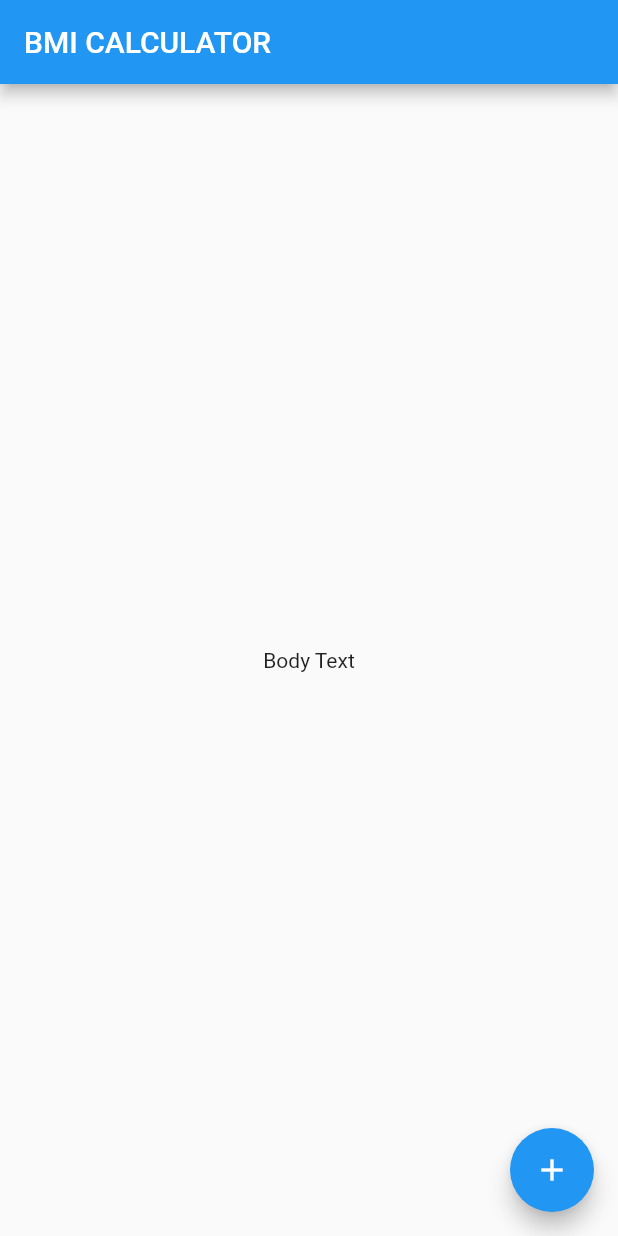
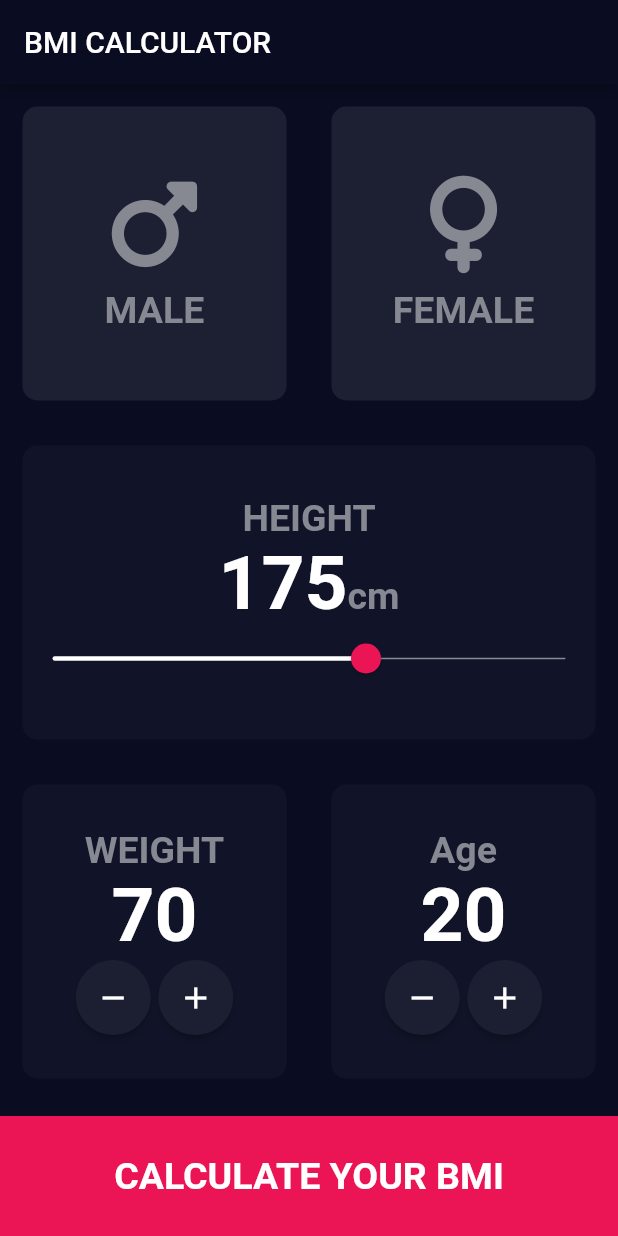
Before and after one commit to HeratUni-CS/bmi-calculator-Habibullah2000, a Flutter app: the screen it shows after launch, on a phone screen of 412 x 824 dp. Run offline on Flutter 3.47's test engine with Material 2 defaults, Android fonts, the light colour scheme and no system bars; our stand-ins replace font_awesome_flutter.

Commit message:
Commit-whol-project

```diff
--- /dev/null
+++ b/lib/Components/bottom_button.dart
@@ -0,0 +1,27 @@
+import 'package:flutter/material.dart';
+import '../constant.dart';
+
+class BottomButton extends StatelessWidget {
+  void Function() onPressed;
+  String label;
+
+  BottomButton({required this.onPressed, required this.label});
+  @override
+  Widget build(BuildContext context) {
+    return InkWell(
+      onTap: onPressed,
+      child: Container(
+        width: double.infinity,
+        height: 80,
+        color: kButtonContainerColor,
+        margin: EdgeInsets.only(top: 10),
+        child: Center(
+          child: Text(
+            label,
+            style: kLargeButtonStyle,
+          ),
+        ),
+      ),
+    );
+  }
+}
--- /dev/null
+++ b/lib/Components/icon_content.dart
@@ -0,0 +1,26 @@
+import 'package:flutter/material.dart';
+import '../constant.dart';
+
+class IconContent extends StatelessWidget {
+  final IconData iconData;
+  final String label;
+
+  IconContent({required this.iconData, required this.label});
+
+  @override
+  Widget build(BuildContext context) {
+    return Column(
+      mainAxisAlignment: MainAxisAlignment.center,
+      children: [
+        Icon(iconData, size: 65, color: Color(0xFF868892)),
+        SizedBox(
+          height: 10,
+        ),
+        Text(
+          label,
+          style: kLabelStyle,
+        ),
+      ],
+    );
+  }
+}
--- /dev/null
+++ b/lib/Components/reusable_widget.dart
@@ -0,0 +1,27 @@
+import 'package:flutter/material.dart';
+
+class ReusableWidget extends StatelessWidget {
+  ReusableWidget({required this.color, this.child, this.onPressed});
+
+  final Color color;
+  final Widget? child;
+  final void Function()? onPressed;
+
+  @override
+  Widget build(BuildContext context) {
+    return Expanded(
+      child: InkWell(
+        onTap: onPressed,
+        child: Container(
+          width: double.infinity,
+          margin: EdgeInsets.all(15),
+          decoration: BoxDecoration(
+            borderRadius: BorderRadius.circular(10),
+            color: color,
+          ),
+          child: child,
+        ),
+      ),
+    );
+  }
+}
--- /dev/null
+++ b/lib/Components/round_icon_button.dart
@@ -0,0 +1,21 @@
+import 'package:flutter/material.dart';
+
+class RoundIconButton extends StatelessWidget {
+  final IconData iconData;
+  final void Function() onPressed;
+  RoundIconButton({required this.iconData, required this.onPressed});
+
+  @override
+  Widget build(BuildContext context) {
+    return RawMaterialButton(
+      onPressed: onPressed,
+      fillColor: const Color(0xFF1C1F32),
+      shape: const CircleBorder(),
+      constraints: const BoxConstraints.tightFor(
+        width: 50.0,
+        height: 50.0,
+      ),
+      child: Icon(iconData),
+    );
+  }
+}
--- /dev/null
+++ b/lib/Screens/input_page.dart
@@ -0,0 +1,224 @@
+import 'dart:io';
+import 'package:bmi_claculatore/Screens/result_page.dart';
+import 'package:bmi_claculatore/bmi_brain.dart';
+import 'package:flutter/material.dart';
+import 'package:font_awesome_flutter/font_awesome_flutter.dart';
+import '../Components/icon_content.dart';
+import '../Components/reusable_widget.dart';
+import '../constant.dart';
+import '../Components/bottom_button.dart';
+import '../Components/round_icon_button.dart';
+
+enum Gender {
+  Male,
+  Female,
+}
+
+class InputPage extends StatefulWidget {
+  @override
+  State<InputPage> createState() => _InputPageState();
+}
+
+class _InputPageState extends State<InputPage> {
+  Gender? selectedGender;
+  int height = 175;
+  int weight = 70;
+  int age = 20;
+
+  @override
+  Widget build(BuildContext context) {
+    return Scaffold(
+      appBar: AppBar(
+        title: Text('BMI CALCULATOR'),
+      ),
+      body: Column(
+        children: [
+          Expanded(
+            child: Row(
+              children: [
+                ReusableWidget(
+                  onPressed: () {
+                    setState(() {
+                      selectedGender = Gender.Male;
+                    });
+                  },
+                  color: (selectedGender == Gender.Male)
+                      ? kActivCardColor
+                      : kInactiveCardColor,
+                  child: IconContent(
+                    iconData: FontAwesomeIcons.mars,
+                    label: 'MALE',
+                  ),
+                ),
+                ReusableWidget(
+                  onPressed: () {
+                    setState(() {
+                      selectedGender = Gender.Female;
+                    });
+                  },
+                  color: (selectedGender == Gender.Female)
+                      ? kActivCardColor
+                      : kInactiveCardColor,
+                  child: IconContent(
+                    iconData: FontAwesomeIcons.venus,
+                    label: 'FEMALE',
+                  ),
+                ),
+              ],
+            ),
+          ),
+          ReusableWidget(
+            child: Column(
+              mainAxisAlignment: MainAxisAlignment.center,
+              children: [
+                Text(
+                  'HEIGHT',
+                  style: kLabelStyle,
+                ),
+                Row(
+                  mainAxisAlignment: MainAxisAlignment.center,
+                  crossAxisAlignment: CrossAxisAlignment.baseline,
+                  textBaseline: TextBaseline.alphabetic,
+                  children: [
+                    Text(
+                      height.toString(),
+                      style: kNumberStyle,
+                    ),
+                    Text(
+                      'cm',
+                      style: kLabelStyle,
+                    ),
+                  ],
+                ),
+                SliderTheme(
+                  data: SliderThemeData(
+                    trackHeight: 1,
+                    thumbShape: RoundSliderThumbShape(enabledThumbRadius: 10),
+                    overlayShape: RoundSliderOverlayShape(overlayRadius: 20),
+                    activeTrackColor: Colors.white,
+                    inactiveTrackColor: Color(0xFF888993),
+                    thumbColor: Color(0XFFEB1555),
+                    overlayColor: Color(0x27EB1555),
+                  ),
+                  child: Slider(
+                    value: height.toDouble(),
+                    onChanged: (double value) {
+                      setState(() {
+                        height = value.round();
+                      });
+                    },
+                    min: 120,
+                    max: 210,
+                  ),
+                ),
+              ],
+            ),
+            color: kActivCardColor,
+          ),
+          Expanded(
+            child: Row(
+              children: [
+                ReusableWidget(
+                  color: kActivCardColor,
+                  child: Column(
+                    mainAxisAlignment: MainAxisAlignment.center,
+                    children: [
+                      Text(
+                        'WEIGHT',
+                        style: kLabelStyle,
+                      ),
+                      Text(
+                        weight.toString(),
+                        style: kNumberStyle,
+                      ),
+                      Row(
+                        mainAxisAlignment: MainAxisAlignment.center,
+                        children: [
+                          RoundIconButton(
+                            onPressed: () {
+                              setState(() {
+                                weight--;
+                              });
+                            },
+                            iconData: Icons.remove,
+                          ),
+                          SizedBox(
+                            width: 5,
+                          ),
+                          RoundIconButton(
+                              iconData: Icons.add,
+                              onPressed: () {
+                                setState(() {
+                                  weight++;
+                                });
+                              })
+                        ],
+                      ),
+                    ],
+                  ),
+                ),
+                ReusableWidget(
+                  child: Column(
+                    mainAxisAlignment: MainAxisAlignment.center,
+                    children: [
+                      Text(
+                        'Age',
+                        style: kLabelStyle,
+                      ),
+                      Text(
+                        age.toString(),
+                        style: kNumberStyle,
+                      ),
+                      Row(
+                        mainAxisAlignment: MainAxisAlignment.center,
+                        children: [
+                          RoundIconButton(
+                            onPressed: () {
+                              setState(() {
+                                age--;
+                              });
+                            },
+                            iconData: Icons.remove,
+                          ),
+                          SizedBox(
+                            width: 5,
+                          ),
+                          RoundIconButton(
+                              iconData: Icons.add,
+                              onPressed: () {
+                                setState(() {
+                                  age++;
+                                });
+                              })
+                        ],
+                      ),
+                    ],
+                  ),
+                  color: kActivCardColor,
+                ),
+              ],
+            ),
+          ),
+          BottomButton(
+            onPressed: () {
+              BMIBrain bmiBrain = BMIBrain(height: height, weight: weight);
+              Navigator.push(
+                context,
+                MaterialPageRoute(
+                  builder: (context) {
+                    return ResultPage(
+                      result: bmiBrain.getResult(),
+                      bmi: bmiBrain.getBMI(),
+                      interpretation: bmiBrain.getInterpretation(),
+                    );
+                  },
+                ),
+              );
+            },
+            label: 'CALCULATE YOUR BMI',
+          ),
+        ],
+      ),
+    );
+  }
+}
--- /dev/null
+++ b/lib/Screens/result_page.dart
@@ -0,0 +1,59 @@
+import 'package:bmi_claculatore/Components/bottom_button.dart';
+import 'package:bmi_claculatore/constant.dart';
+import 'package:bmi_claculatore/Components/reusable_widget.dart';
+import 'package:flutter/material.dart';
+
+class ResultPage extends StatelessWidget {
+  final String result;
+  final String bmi;
+  String interpretation;
+
+  ResultPage(
+      {required this.result, required this.bmi, required this.interpretation});
+
+  @override
+  Widget build(BuildContext context) {
+    return Scaffold(
+      appBar: AppBar(
+        title: Text('BII Calculator'),
+      ),
+      body: Column(
+        crossAxisAlignment: CrossAxisAlignment.stretch,
+        children: [
+          ReusableWidget(
+            color: kActivCardColor,
+            child: Column(
+              mainAxisAlignment: MainAxisAlignment.spaceEvenly,
+              crossAxisAlignment: CrossAxisAlignment.center,
+              children: [
+                Text(
+                  'Your Result',
+                  style: kTitleTextStyle,
+                ),
+                Text(
+                  result,
+                  style: KResultTextStyle,
+                ),
+                Text(
+                  bmi,
+                  style: kBMITextStyle,
+                ),
+                Text(
+                  interpretation,
+                  textAlign: TextAlign.center,
+                  style: kBodyTextStyle,
+                ),
+              ],
+            ),
+          ),
+          BottomButton(
+            onPressed: () {
+              Navigator.pop(context);
+            },
+            label: 'RECALCULATE',
+          ),
+        ],
+      ),
+    );
+  }
+}
--- /dev/null
+++ b/lib/bmi_brain.dart
@@ -0,0 +1,44 @@
+import 'dart:math';
+
+import 'package:flutter/material.dart';
+
+class BMIBrain {
+  int height;
+  int weight;
+  double bmi = 0;
+
+  BMIBrain({
+    required this.height,
+    required this.weight,
+  }) {
+    bmi = weight / pow(height / 100, 2);
+  }
+
+  String getResult() {
+    if (bmi < 18.5) {
+      return 'UNDERWEIGHT';
+    } else if (bmi < 25) {
+      return 'NORMAL';
+    } else if (bmi < 30) {
+      return 'OVERWEIGHT';
+    } else {
+      return 'Ohhhh!';
+    }
+  }
+
+  String getBMI() {
+    return bmi.toStringAsFixed(2);
+  }
+
+  String getInterpretation() {
+    if (bmi < 18.5) {
+      return 'You are dying, eat somthing';
+    } else if (bmi < 25) {
+      return 'You are good to go';
+    } else if (bmi < 30) {
+      return 'You are fat, Excersice more';
+    } else {
+      return 'You are exploding!';
+    }
+  }
+}
--- /dev/null
+++ b/lib/constant.dart
@@ -0,0 +1,41 @@
+import 'package:flutter/material.dart';
+
+const kLabelStyle = TextStyle(
+  fontSize: 25,
+  color: Color(0xFF868892),
+  fontWeight: FontWeight.bold,
+);
+
+const kNumberStyle = TextStyle(
+  fontSize: 50,
+  fontWeight: FontWeight.bold,
+);
+
+const kLargeButtonStyle = TextStyle(
+  fontSize: 25,
+  fontWeight: FontWeight.bold,
+);
+
+const kButtonContainerColor = Color(0xFFEB1555);
+const kActivCardColor = Color(0xFF111428);
+const kInactiveCardColor = Color(0xFF1D1F33);
+
+const kTitleTextStyle = TextStyle(
+  fontSize: 50,
+  fontWeight: FontWeight.bold,
+);
+
+const KResultTextStyle = TextStyle(
+  color: Color(0xFF24D876),
+  fontSize: 22,
+  fontWeight: FontWeight.bold,
+);
+
+const kBMITextStyle = TextStyle(
+  fontSize: 100,
+  fontWeight: FontWeight.bold,
+);
+
+const kBodyTextStyle = TextStyle(
+  fontSize: 22,
+);
--- a/lib/main.dart
+++ b/lib/main.dart
@@ -1,4 +1,5 @@
 import 'package:flutter/material.dart';
+import 'Screens/input_page.dart';
 
 void main() => runApp(BMICalculator());
 
@@ -6,30 +7,12 @@ class BMICalculator extends StatelessWidget {
   @override
   Widget build(BuildContext context) {
     return MaterialApp(
+      debugShowCheckedModeBanner: false,
+      theme: ThemeData.dark().copyWith(
+        appBarTheme: AppBarTheme(backgroundColor: Color(0xFF0A0D22)),
+        scaffoldBackgroundColor: Color(0xFF0A0D22),
+      ),
       home: InputPage(),
     );
   }
 }
-
-class InputPage extends StatefulWidget {
-  @override
-  State<InputPage> createState() => _InputPageState();
-}
-
-class _InputPageState extends State<InputPage> {
-  @override
-  Widget build(BuildContext context) {
-    return Scaffold(
-      appBar: AppBar(
-        title: Text('BMI CALCULATOR'),
-      ),
-      body: Center(
-        child: Text('Body Text'),
-      ),
-      floatingActionButton: FloatingActionButton(
-        onPressed: () {},
-        child: Icon(Icons.add),
-      ),
-    );
-  }
-}
--- a/pubspec.yaml
+++ b/pubspec.yaml
@@ -35,6 +35,7 @@ dependencies:
   # The following adds the Cupertino Icons font to your application.
   # Use with the CupertinoIcons class for iOS style icons.
   cupertino_icons: ^1.0.2
+  font_awesome_flutter: ^10.4.0
 
 dev_dependencies:
   flutter_test:
```
Also changed, not shown: pubspec.lock, 1 other file.
